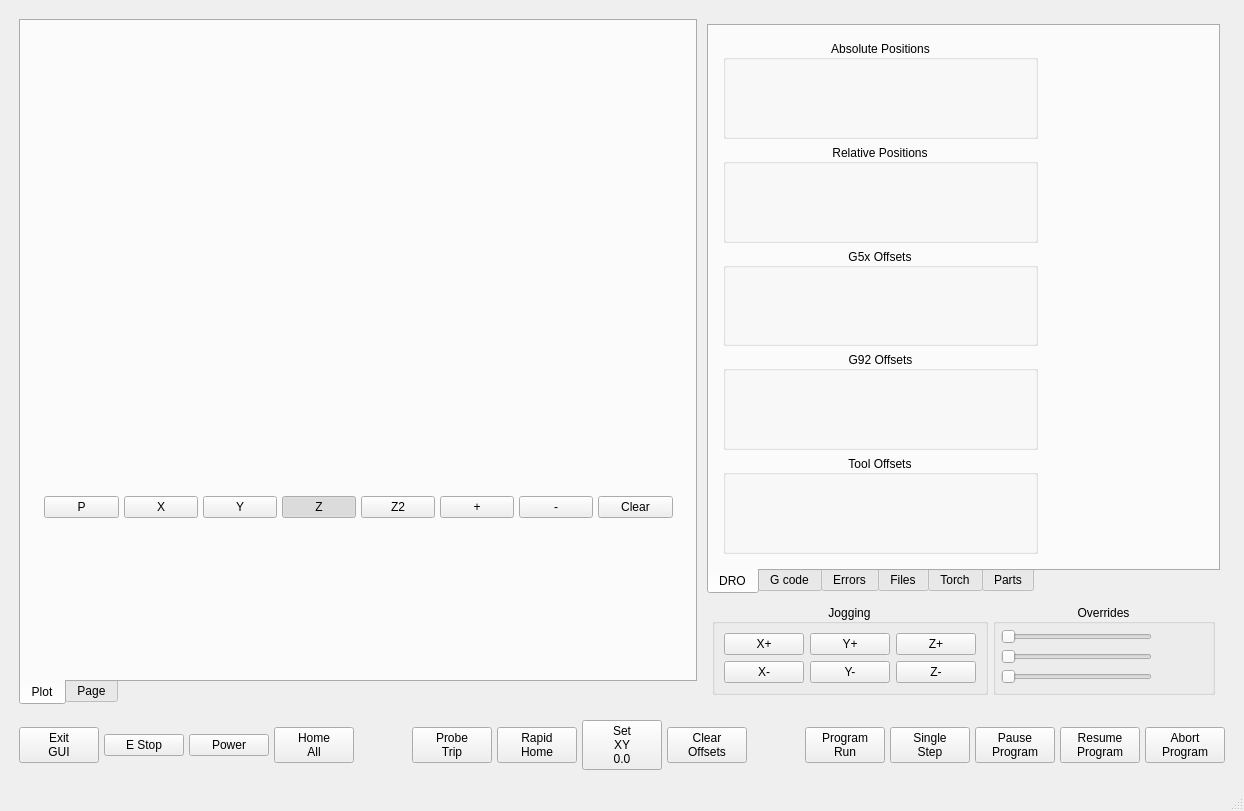
Old version of the form plasma_v2/ui/mainwindow.ui in the repository jethornton/plasma_v2.
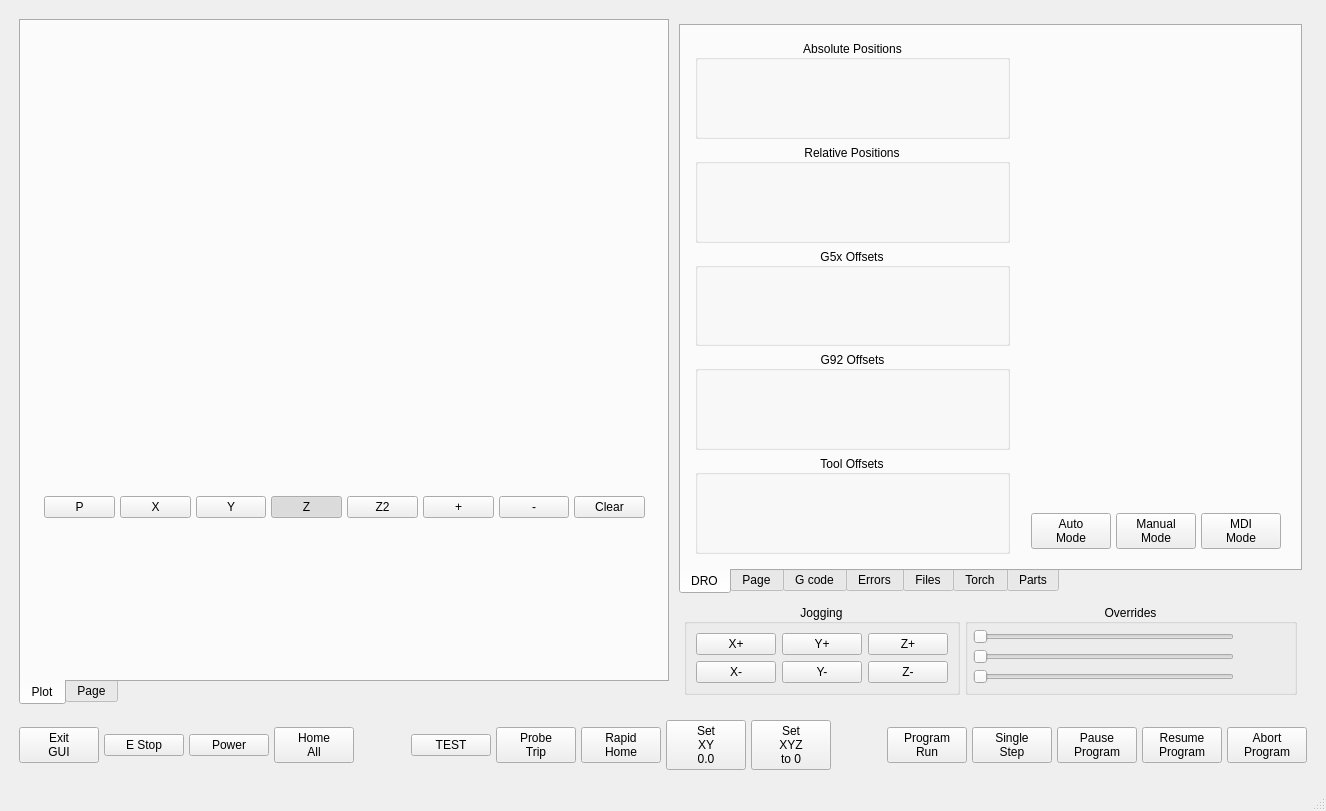
New version of the form. Custom widgets are drawn as their Qt base class.

```diff
--- a/plasma_v2/ui/mainwindow.ui
+++ b/plasma_v2/ui/mainwindow.ui
@@ -536,20 +536,131 @@
                   </widget>
                  </item>
                  <item>
-                  <spacer name="horizontalSpacer_4">
-                   <property name="orientation">
-                    <enum>Qt::Horizontal</enum>
-                   </property>
-                   <property name="sizeHint" stdset="0">
-                    <size>
-                     <width>40</width>
-                     <height>20</height>
-                    </size>
-                   </property>
-                  </spacer>
+                  <widget class="QWidget" name="verticalWidget" native="true">
+                   <layout class="QVBoxLayout" name="verticalLayout_13">
+                    <property name="spacing">
+                     <number>5</number>
+                    </property>
+                    <property name="leftMargin">
+                     <number>5</number>
+                    </property>
+                    <property name="topMargin">
+                     <number>5</number>
+                    </property>
+                    <property name="rightMargin">
+                     <number>5</number>
+                    </property>
+                    <property name="bottomMargin">
+                     <number>5</number>
+                    </property>
+                    <item>
+                     <spacer name="verticalSpacer">
+                      <property name="orientation">
+                       <enum>Qt::Vertical</enum>
+                      </property>
+                      <property name="sizeHint" stdset="0">
+                       <size>
+                        <width>20</width>
+                        <height>40</height>
+                       </size>
+                      </property>
+                     </spacer>
+                    </item>
+                    <item>
+                     <widget class="QWidget" name="horizontalWidget" native="true">
+                      <layout class="QHBoxLayout" name="horizontalLayout_8">
+                       <property name="spacing">
+                        <number>5</number>
+                       </property>
+                       <property name="leftMargin">
+                        <number>5</number>
+                       </property>
+                       <property name="topMargin">
+                        <number>5</number>
+                       </property>
+                       <property name="rightMargin">
+                        <number>5</number>
+                       </property>
+                       <property name="bottomMargin">
+                        <number>5</number>
+                       </property>
+                       <item>
+                        <widget class="ActionButton" name="actionbutton_18">
+                         <property name="text">
+                          <string>Auto
+Mode</string>
+                         </property>
+                         <property name="checkable">
+                          <bool>true</bool>
+                         </property>
+                         <property name="rules" stdset="0">
+                          <string>[]</string>
+                         </property>
+                         <property name="actionName" stdset="0">
+                          <string>machine.mode.auto</string>
+                         </property>
+                         <attribute name="buttonGroup">
+                          <string notr="true">modeBtnGrp</string>
+                         </attribute>
+                        </widget>
+                       </item>
+                       <item>
+                        <widget class="ActionButton" name="actionbutton_19">
+                         <property name="text">
+                          <string>Manual
+Mode</string>
+                         </property>
+                         <property name="checkable">
+                          <bool>true</bool>
+                         </property>
+                         <property name="actionName" stdset="0">
+                          <string>machine.mode.manual</string>
+                         </property>
+                         <attribute name="buttonGroup">
+                          <string notr="true">modeBtnGrp</string>
+                         </attribute>
+                        </widget>
+                       </item>
+                       <item>
+                        <widget class="ActionButton" name="actionbutton_17">
+                         <property name="text">
+                          <string>MDI
+Mode</string>
+                         </property>
+                         <property name="checkable">
+                          <bool>true</bool>
+                         </property>
+                         <property name="actionName" stdset="0">
+                          <string>machine.mode.mdi</string>
+                         </property>
+                         <attribute name="buttonGroup">
+                          <string notr="true">modeBtnGrp</string>
+                         </attribute>
+                        </widget>
+                       </item>
+                      </layout>
+                     </widget>
+                    </item>
+                   </layout>
+                  </widget>
                  </item>
                 </layout>
                </widget>
+               <widget class="QWidget" name="tab_9">
+                <attribute name="title">
+                 <string>Page</string>
+                </attribute>
+                <widget class="MDIEntry" name="mdientry">
+                 <property name="geometry">
+                  <rect>
+                   <x>105</x>
+                   <y>325</y>
+                   <width>266</width>
+                   <height>23</height>
+                  </rect>
+                 </property>
+                </widget>
+               </widget>
                <widget class="QWidget" name="tab">
                 <attribute name="title">
                  <string>G code</string>
@@ -1580,6 +1691,16 @@
             </property>
            </spacer>
           </item>
+          <item>
+           <widget class="ActionButton" name="actionbutton_15">
+            <property name="text">
+             <string>TEST</string>
+            </property>
+            <property name="actionName" stdset="0">
+             <string>machine-actions.issue-mdi:G0X2 \n G0Y2</string>
+            </property>
+           </widget>
+          </item>
           <item>
            <widget class="HalButton" name="probe_sim">
             <property name="text">
@@ -1612,10 +1733,11 @@
            </widget>
           </item>
           <item>
-           <widget class="SubCallButton" name="subcallbutton">
+           <widget class="ActionButton" name="actionbutton_16">
             <property name="text">
-             <string>Clear
-Offsets</string>
+             <string>Set
+XYZ
+to 0</string>
             </property>
             <property name="filename" stdset="0">
              <string>clear-offsets.ngc</string>
@@ -1738,6 +1860,11 @@
    <extends>QTableView</extends>
    <header>qtpyvcp.widgets.input_widgets.file_system</header>
   </customwidget>
+  <customwidget>
+   <class>MDIEntry</class>
+   <extends>QLineEdit</extends>
+   <header>qtpyvcp.widgets.input_widgets.mdientry_widget</header>
+  </customwidget>
   <customwidget>
    <class>ActionSlider</class>
    <extends>QSlider</extends>
@@ -1753,11 +1880,6 @@
    <extends>QLabel</extends>
    <header>qtpyvcp.widgets.display_widgets.status_label</header>
   </customwidget>
-  <customwidget>
-   <class>SubCallButton</class>
-   <extends>QPushButton</extends>
-   <header>qtpyvcp.widgets.button_widgets.subcall_button</header>
-  </customwidget>
   <customwidget>
    <class>VCPSettingsSlider</class>
    <extends>QSlider</extends>
```
Left out of the diff: 47 changed lines with no effect on the pictures.
